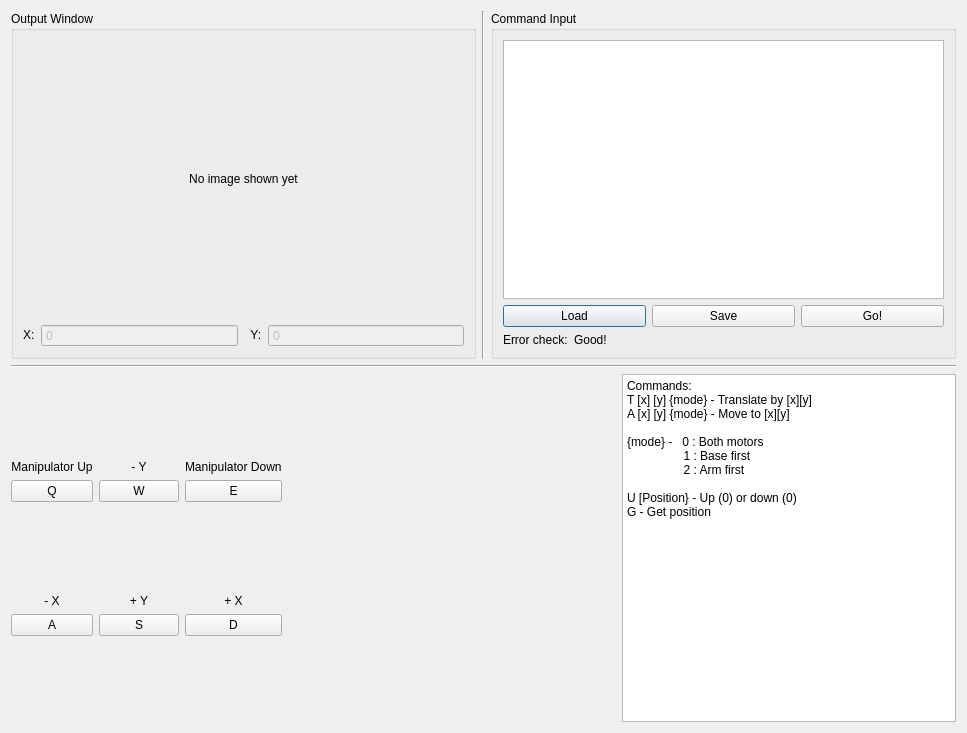
First picture: the form in GUI.ui, repository Flawededge/Uni_RobotArmGui, before the edit.
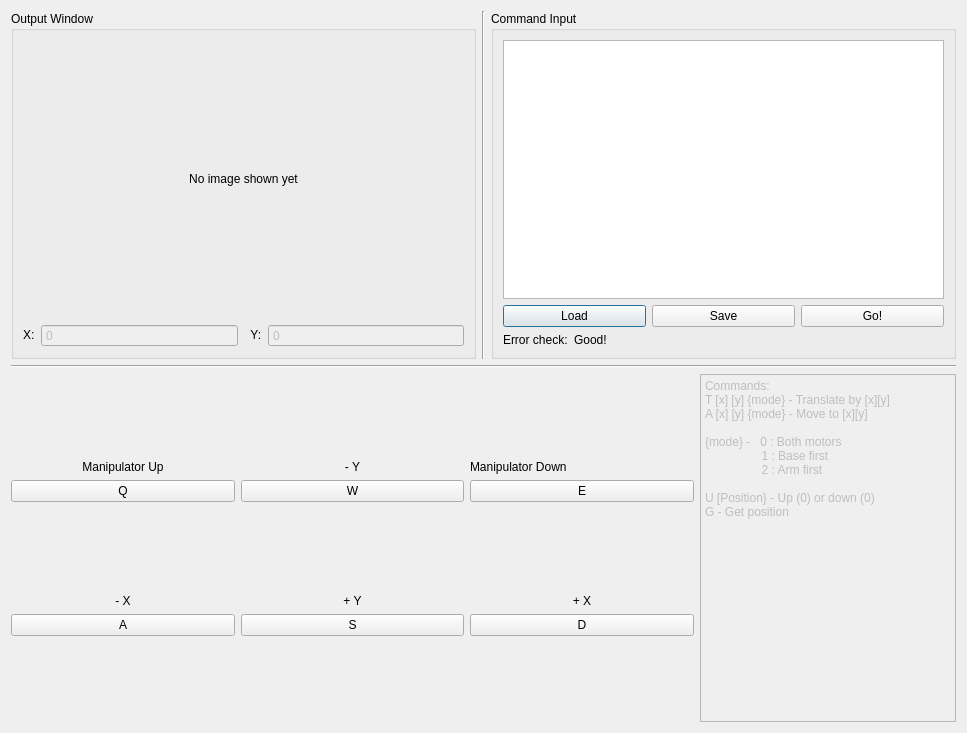
Second picture: the form after the edit.

What changed in the file:
```diff
--- a/GUI.ui
+++ b/GUI.ui
@@ -360,20 +360,16 @@
       </layout>
      </item>
      <item>
-      <spacer name="horizontalSpacer">
-       <property name="orientation">
-        <enum>Qt::Horizontal</enum>
+      <widget class="QPlainTextEdit" name="txtCommands">
+       <property name="enabled">
+        <bool>false</bool>
        </property>
-       <property name="sizeHint" stdset="0">
-        <size>
-         <width>20</width>
-         <height>20</height>
-        </size>
+       <property name="sizePolicy">
+        <sizepolicy hsizetype="Maximum" vsizetype="Expanding">
+         <horstretch>0</horstretch>
+         <verstretch>0</verstretch>
+        </sizepolicy>
        </property>
-      </spacer>
-     </item>
-     <item>
-      <widget class="QPlainTextEdit" name="plainTextEdit_2">
        <property name="plainText">
         <string>Commands:
 T [x] [y] {mode} - Translate by [x][y]
```
Left out of the diff: 36 changed lines with no effect on the pictures.
